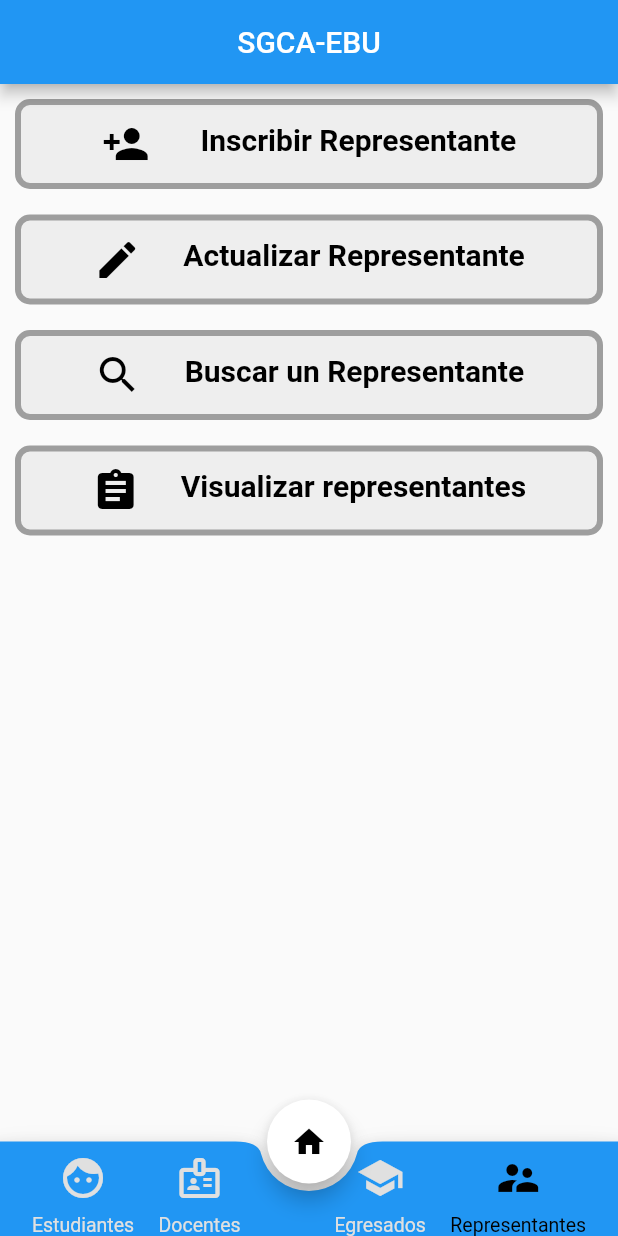
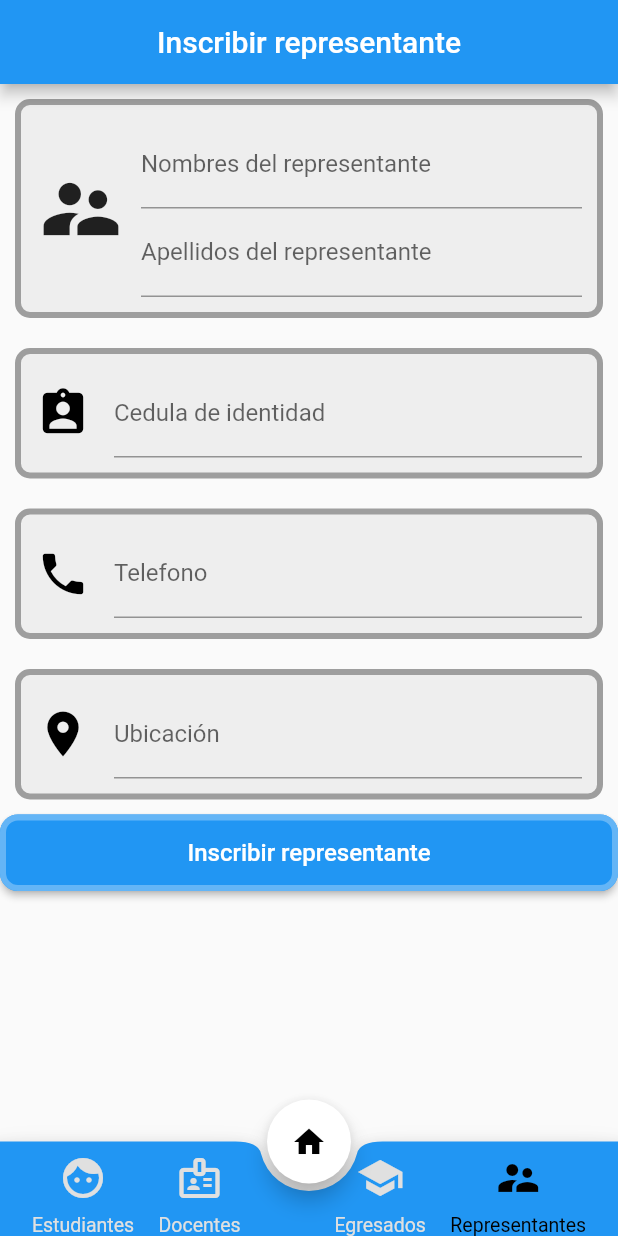
Before and after one commit to LeonLLB/Proyecto_SGCA-EBU, a Flutter app: the screen it shows after launch, item 4 of the bottom bar chosen, after a tap on "Inscribir Representante", on a phone screen of 412 x 824 dp. Run offline on Flutter 3.47's test engine with Material 2 defaults, Android fonts, the phone set to English and light mode, and no system bars; our stand-ins replace flutter_dotenv, supabase; accounts and stored records are empty.

Commit message:
Formularios estudiantes representantes

```diff
--- /dev/null
+++ b/lib/components/ContainerInput.dart
@@ -0,0 +1,31 @@
+import 'package:flutter/material.dart';
+
+class ContainerInput extends StatelessWidget {
+  final String label;
+  final TextEditingController controlador;
+  final Icon icono;
+
+  ContainerInput(
+      {required this.label, required this.controlador, required this.icono});
+
+  @override
+  Widget build(BuildContext context) {
+    return Container(
+      margin: EdgeInsets.all(10),
+      padding: EdgeInsets.all(10),
+      decoration: BoxDecoration(
+          borderRadius: BorderRadius.circular(10),
+          border: Border.all(color: Colors.grey, width: 4),
+          color: Colors.grey[200]),
+      child: TextFormField(
+        decoration: InputDecoration(icon: this.icono, labelText: this.label),
+        controller: this.controlador,
+        validator: (val) {
+          if (val == null || val.isEmpty) {
+            return 'Este campo es requerido.';
+          }
+        },
+      ),
+    );
+  }
+}
--- /dev/null
+++ b/lib/components/DualInputApellidoNombre.dart
@@ -0,0 +1,60 @@
+import 'package:flutter/material.dart';
+
+class DualInputApellidosNombres extends StatelessWidget {
+  final TextEditingController apellidoControlador;
+  final TextEditingController nombreControlador;
+  final String labelRest;
+  final IconData icono;
+
+  DualInputApellidosNombres(
+      {required this.apellidoControlador,
+      required this.nombreControlador,
+      required this.labelRest,
+      required this.icono});
+
+  @override
+  Widget build(BuildContext context) {
+    return Container(
+      margin: EdgeInsets.all(10),
+      padding: EdgeInsets.all(10),
+      decoration: BoxDecoration(
+          borderRadius: BorderRadius.circular(10),
+          border: Border.all(color: Colors.grey, width: 4),
+          color: Colors.grey[200]),
+      child: Row(
+        mainAxisAlignment: MainAxisAlignment.spaceEvenly,
+        children: [
+          Icon(icono, size: 60),
+          Padding(padding: EdgeInsets.symmetric(horizontal: 5)),
+          Flexible(
+            child: Column(
+              mainAxisAlignment: MainAxisAlignment.spaceEvenly,
+              children: [
+                TextFormField(
+                  decoration: InputDecoration(
+                      labelText: 'Nombres del ${this.labelRest}'),
+                  controller: this.nombreControlador,
+                  validator: (val) {
+                    if (val == null || val.isEmpty) {
+                      return 'Este campo es requerido.';
+                    }
+                  },
+                ),
+                TextFormField(
+                  decoration: InputDecoration(
+                      labelText: 'Apellidos del ${this.labelRest}'),
+                  controller: this.apellidoControlador,
+                  validator: (val) {
+                    if (val == null || val.isEmpty) {
+                      return 'Este campo es requerido.';
+                    }
+                  },
+                )
+              ],
+            ),
+          )
+        ],
+      ),
+    );
+  }
+}
--- a/lib/components/UI.dart
+++ b/lib/components/UI.dart
@@ -9,6 +9,7 @@ class UIScaffold extends StatelessWidget {
   Widget build(BuildContext context) {
     return Scaffold(
       appBar: AppBar(
+        automaticallyImplyLeading:false,
         title: Center(
             child: Text(context.watch<PestanaProvider>().textoDelAppBar)),
       ),
--- a/lib/models/Usuarios.dart
+++ b/lib/models/Usuarios.dart
@@ -20,7 +20,7 @@ class Usuario {
       required this.direccion,
       required this.rol});
 
-  Usuario.fromMap(Map<String, String> usuario) {
+  /* Usuario.fromMap(Map<String, String> usuario) {
     if (usuario['id'] != null) {
       this.id = usuario['id'];
     }
@@ -34,5 +34,5 @@ class Usuario {
     this.numero = usuario['Telefono'];
     this.direccion = usuario['Direccion'];
     this.rol = usuario['Rango'];
-  }
+  } */
 }
--- /dev/null
+++ b/lib/pages/Estudiantes/Inscribir.dart
@@ -0,0 +1,95 @@
+import 'package:flutter/material.dart';
+import 'package:proyecto_sgca_ebu/components/ContainerInput.dart';
+import 'package:proyecto_sgca_ebu/components/DualInputApellidoNombre.dart';
+
+class EstudianteInscribir extends StatefulWidget {
+  @override
+  _EstudianteInscribirState createState() => _EstudianteInscribirState();
+}
+
+class _EstudianteInscribirState extends State<EstudianteInscribir> {
+  final _formKey = GlobalKey<FormState>();
+
+  Map<String, Map<String, TextEditingController>> controladores = {
+    'Estudiante': {
+      'Nombres': TextEditingController(),
+      'Apellidos': TextEditingController(),
+      'LugarNacimiento': TextEditingController(),
+    },
+    'Representante': {
+      'Nombres': TextEditingController(),
+      'Apellidos': TextEditingController(),
+      'Cedula': TextEditingController(),
+      'Telefono': TextEditingController(),
+      'Ubicacion': TextEditingController(),
+    }
+  };
+
+  @override
+  Widget build(BuildContext context) {
+    return Form(
+        key: _formKey,
+        child: ListView(
+          children: [
+            Padding(padding: EdgeInsets.symmetric(vertical: 2.5)),
+            Center(
+                child: Text('Estudiante',
+                    style:
+                        TextStyle(fontSize: 24, fontWeight: FontWeight.bold))),
+            DualInputApellidosNombres(
+                nombreControlador: controladores['Estudiante']!['Nombres']!,
+                apellidoControlador: controladores['Estudiante']!['Apellidos']!,
+                labelRest: 'estudiante',
+                icono: Icons.face),
+            Padding(padding: EdgeInsets.symmetric(vertical: 0.5)),
+            ContainerInput(
+                label: 'Lugar de nacimiento',
+                controlador: controladores['Estudiante']!['LugarNacimiento']!,
+                icono: Icon(Icons.location_on, size: 36, color: Colors.black)),
+            //TODO: FECHA DE NACIMIENTO
+            //TODO: GENEROS
+            Center(
+                child: Text('Representante',
+                    style:
+                        TextStyle(fontSize: 24, fontWeight: FontWeight.bold))),
+            DualInputApellidosNombres(
+                apellidoControlador:
+                    controladores['Representante']!['Apellidos']!,
+                nombreControlador: controladores['Representante']!['Nombres']!,
+                labelRest: 'representante',
+                icono: Icons.supervisor_account),
+            ContainerInput(
+                label: 'C.I Representante',
+                controlador: controladores['Representante']!['Cedula']!,
+                icono:
+                    Icon(Icons.assignment_ind, size: 36, color: Colors.black)),
+            ContainerInput(
+                label: 'Telefono',
+                controlador: controladores['Representante']!['Telefono']!,
+                icono: Icon(Icons.phone, size: 36, color: Colors.black)),
+            ContainerInput(
+                label: 'Ubicación',
+                controlador: controladores['Representante']!['Ubicacion']!,
+                icono: Icon(Icons.location_on, size: 36, color: Colors.black)),
+            //TODO: CONDICIONES DE INGRESO
+
+            ElevatedButton(
+                onPressed: () {
+                  if (_formKey.currentState!.validate()) {
+                    //TODO: Implementar logica de inscripcion
+
+                  }
+                },
+                child: Text('Inscribir estudiante y representante',
+                    style: TextStyle(fontSize: 16)),
+                style: ElevatedButton.styleFrom(
+                    padding: EdgeInsets.all(16),
+                    shape: RoundedRectangleBorder(
+                        borderRadius: BorderRadius.circular(12),
+                        side:
+                            BorderSide(width: 4.0, color: Colors.blue[300]!)))),
+            Padding(padding: EdgeInsets.symmetric(vertical: 20)),
+          ],
+        ));
+  }
+}
--- /dev/null
+++ b/lib/pages/Representantes/Inscribir.dart
@@ -0,0 +1,63 @@
+import 'package:flutter/material.dart';
+import 'package:proyecto_sgca_ebu/components/ContainerInput.dart';
+import 'package:proyecto_sgca_ebu/components/DualInputApellidoNombre.dart';
+
+class RepresentanteInscribir extends StatefulWidget {
+  @override
+  _RepresentanteInscribirState createState() => _RepresentanteInscribirState();
+}
+
+class _RepresentanteInscribirState extends State<RepresentanteInscribir> {
+  final _formKey = GlobalKey<FormState>();
+
+  Map<String, TextEditingController> controladores = {
+    'Nombres': TextEditingController(),
+    'Apellidos': TextEditingController(),
+    'Cedula': TextEditingController(),
+    'Telefono': TextEditingController(),
+    'Ubicacion': TextEditingController(),
+  };
+
+  @override
+  Widget build(BuildContext context) {
+    return Form(
+      key: _formKey,
+      child: ListView(
+        children: [
+          DualInputApellidosNombres(
+              nombreControlador: controladores['Nombres']!,
+              apellidoControlador: controladores['Apellidos']!,
+              labelRest: 'representante',
+              icono: Icons.supervisor_account),
+          ContainerInput(
+              label: 'Cedula de identidad',
+              controlador: controladores['Cedula']!,
+              icono: Icon(Icons.assignment_ind, size: 36, color: Colors.black)),
+          ContainerInput(
+              label: 'Telefono',
+              controlador: controladores['Telefono']!,
+              icono: Icon(Icons.phone, size: 36, color: Colors.black)),
+          ContainerInput(
+              label: 'Ubicación',
+              controlador: controladores['Ubicacion']!,
+              icono: Icon(Icons.location_on, size: 36, color: Colors.black)),
+          ElevatedButton(
+              onPressed: () {
+                if (_formKey.currentState!.validate()) {
+                  //TODO: Implementar logica de inscripcion
+
+                }
+              },
+              child: Text('Inscribir representante',
+                  style: TextStyle(fontSize: 16)),
+              style: ElevatedButton.styleFrom(
+                  padding: EdgeInsets.all(16),
+                  shape: RoundedRectangleBorder(
+                      borderRadius: BorderRadius.circular(12),
+                      side: BorderSide(width: 4.0, color: Colors.blue[300]!)))),
+          Padding(padding: EdgeInsets.symmetric(vertical: 20)),
+        ],
+      ),
+    );
+  }
+}
--- a/lib/pages/Representantes/Representantes.dart
+++ b/lib/pages/Representantes/Representantes.dart
@@ -2,6 +2,7 @@ import 'package:flutter/material.dart';
 import 'package:provider/provider.dart';
 import 'package:proyecto_sgca_ebu/components/MenuButtonContainer.dart';
 import 'package:proyecto_sgca_ebu/providers/AccessProvider.dart';
+import 'package:proyecto_sgca_ebu/providers/Pesta%C3%B1aProvider.dart';
 
 class Representantes extends StatelessWidget {
   @override
@@ -9,17 +10,23 @@ class Representantes extends StatelessWidget {
     return ListView(
       padding: EdgeInsets.all(2),
       children: (context.watch<AccessProvider>().rol == 'admin')
-          ? swapMenu(1)
-          : swapMenu(2),
+          ? swapMenu(1, context)
+          : swapMenu(2, context),
     );
   }
 
-  List<Widget> swapMenu(int version) {
+  List<Widget> swapMenu(int version, BuildContext context) {
     if (version == 1 /* ADMIN */) {
       return [
-        MenuButtonContainer(texts: {
-          'label': 'Inscribir Representante',
-        }, icon: Icons.person_add, onPressed: () {}),
+        MenuButtonContainer(
+            texts: {
+              'label': 'Inscribir Representante',
+            },
+            icon: Icons.person_add,
+            onPressed: () {
+              context.read<PestanaProvider>().cambiarPagina(
+                  zona: 4, numPage: 1, appBarText: 'Inscribir representante');
+            }),
         Padding(padding: EdgeInsets.symmetric(vertical: 0.5)),
         MenuButtonContainer(texts: {
           'label': 'Actualizar Representante',
--- a/lib/pages/Signup.dart
+++ b/lib/pages/Signup.dart
@@ -24,9 +24,10 @@ class _SignupPageState extends State<SignupPage> {
 
     return Scaffold(
         appBar: AppBar(
+            automaticallyImplyLeading: false,
             title: Center(
-          child: Text('SGCA-EBU'),
-        )),
+              child: Text('SGCA-EBU'),
+            )),
         body: Form(
           key: _formKey,
           child: Center(
--- a/lib/routes.dart
+++ b/lib/routes.dart
@@ -1,8 +1,10 @@
 import 'package:flutter/material.dart';
+import 'package:proyecto_sgca_ebu/pages/Estudiantes/Estudiantes.dart';
+import 'package:proyecto_sgca_ebu/pages/Estudiantes/Inscribir.dart';
 import 'package:proyecto_sgca_ebu/pages/Docentes/Docentes.dart';
 import 'package:proyecto_sgca_ebu/pages/Egresados/Egresados.dart';
-import 'package:proyecto_sgca_ebu/pages/Estudiantes/Estudiantes.dart';
 import 'package:proyecto_sgca_ebu/pages/Principal.dart';
+import 'package:proyecto_sgca_ebu/pages/Representantes/Inscribir.dart';
 import 'package:proyecto_sgca_ebu/pages/Representantes/Representantes.dart';
 import 'package:provider/provider.dart';
 import 'package:proyecto_sgca_ebu/providers/Pesta%C3%B1aProvider.dart';
@@ -26,30 +28,19 @@ class _PestanaState extends State<Pestana> {
     });
   }
 
-  final Map<int, Map<int, Widget>> paginas = {
-    //MAIN
-    0: {
-      0: Principal(),
-    },
-    //ESTUDIANTES
-    1: {
-      0: Estudiantes(),
-    },
-    //DOCENTES
-    2: {
-      0: Docentes(),
-    },
-    //EGRESADOS
-    3: {
-      0: Egresados(),
-    },
-    //REPRESENTANTES
-    4: {
-      0: Representantes(),
-    },
-    //ADMIN
-    //5:
-  };
+  final List<List<Widget>> paginas = [
+    [Principal()],
+    [
+      Estudiantes(),
+      EstudianteInscribir(),
+    ],
+    [Docentes()],
+    [Egresados()],
+    [
+      Representantes(),
+      RepresentanteInscribir(),
+    ]
+  ];
 
   @override
   void didUpdateWidget(covariant Pestana oldWidget) {
@@ -68,7 +59,7 @@ class _PestanaState extends State<Pestana> {
     return AnimatedOpacity(
         opacity: opacity,
         duration: Duration(milliseconds: 300),
-        child: paginas[context.watch<PestanaProvider>().zonaID]![
-            context.watch<PestanaProvider>().pestanaID]!);
+        child: paginas[context.watch<PestanaProvider>().zonaID]
+            [context.watch<PestanaProvider>().pestanaID]);
   }
 }
```
Also changed, not shown: lib/pages/Estudiantes/Estudiantes.dart (+13 -6 lines), lib/pages/Login.dart (+4 -3 lines).
